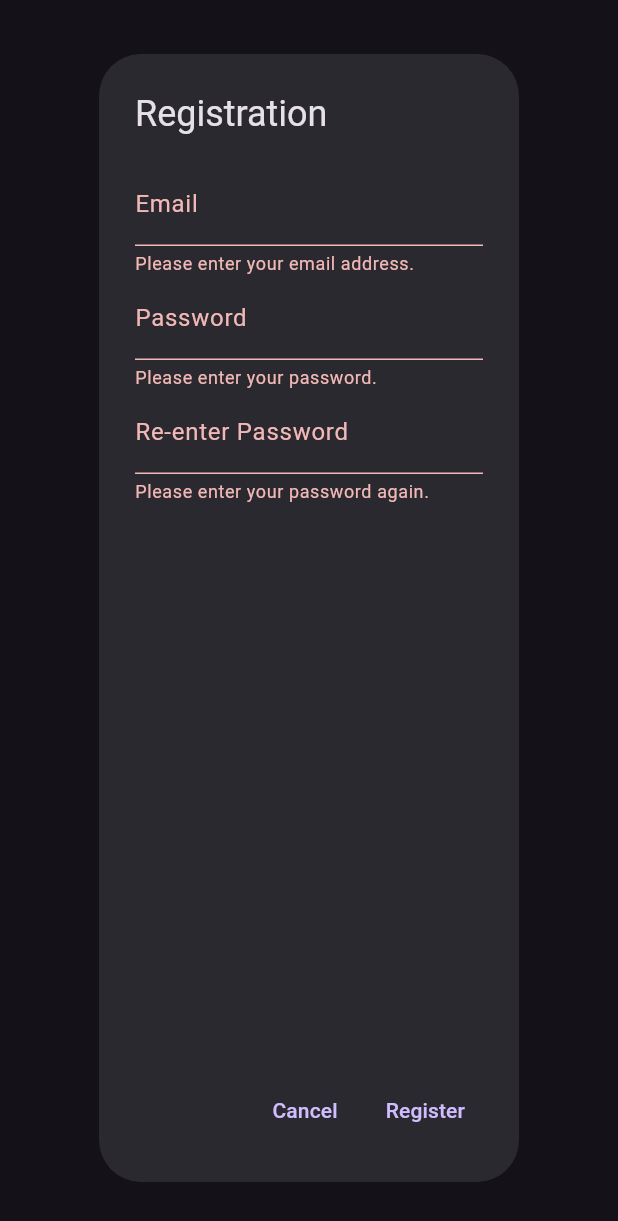
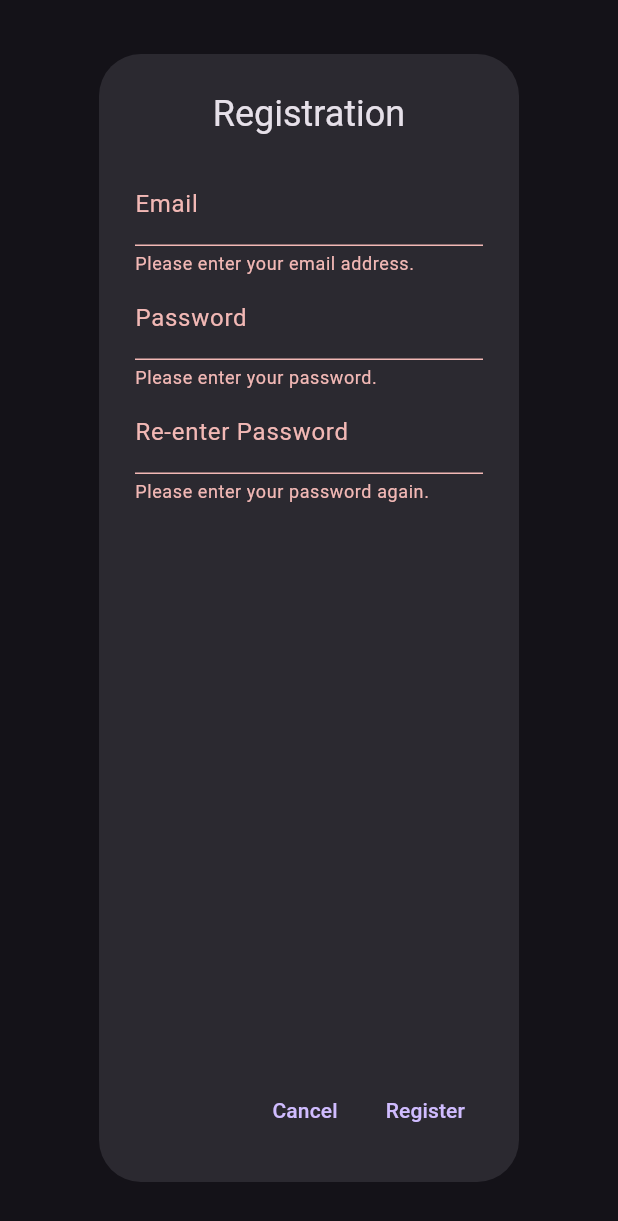
Before and after one commit to pranavpharer/designimp_proj, a Flutter app: the RegistrationPopup widget shown alone on an empty page, opened directly, after a tap on "Register", on a phone screen of 412 x 824 dp. Shown: the top 1221 px of the screen. Run offline on Flutter 3.47's test engine with Material 3 defaults, Android fonts, the phone set to English and light mode, and no system bars; our stand-ins replace firebase_auth, firebase_core; accounts and stored records are empty; network calls fail.

Commit message:
minor fixes in registration dialog

```diff
--- a/lib/Widgets/popupreg.dart
+++ b/lib/Widgets/popupreg.dart
@@ -1,7 +1,8 @@
 import 'package:flutter/material.dart';
+import 'package:firebase_auth/firebase_auth.dart';
+
 class RegistrationPopup extends StatefulWidget {
-  const RegistrationPopup({Key? key}) : super(key: key);
-
+  const RegistrationPopup({super.key});
   @override
   State<RegistrationPopup> createState() => _RegistrationPopupState();
 }
@@ -9,25 +10,35 @@ class RegistrationPopup extends StatefulWidget {
 class _RegistrationPopupState extends State<RegistrationPopup> {
   final _formKey = GlobalKey<FormState>();
   ValueNotifier<String?> passwordNotifier = ValueNotifier('');
+  final _passwordController = TextEditingController();
+  final _emailController = TextEditingController();
+  @override
+  void dispose(){
+    _emailController.dispose();
+    _passwordController.dispose();
+    super.dispose();
+  }
   @override
   Widget build(BuildContext context) {
-    return Padding(padding: const EdgeInsets.all( 12),
+    return Padding(padding: const EdgeInsets.all(12),
     child: AlertDialog(
-      title: const Text('Registration'),
+      title: const Text(
+        'Registration',
+          textAlign: TextAlign.center,
+          ),
       content: Form(
         key: _formKey,
         child: Column(
           mainAxisSize: MainAxisSize.max,
           children: [
             TextFormField(
+              controller: _emailController,
               decoration: const InputDecoration(
                 labelText: 'Email',
               ),
               validator: (value) {
                 if (value!.isEmpty) {
-                  return
-
-'Please enter your email address.';
+                 return 'Please enter your email address.';
                 }
 
                 final regex = RegExp(r'^[a-zA-Z0-9.!#$%&''*+/=?^_`{|}~-]+@[a-zA-Z0-9-]+(?:\.[a-zA-Z0-9-]+)*\$');
@@ -43,6 +54,7 @@ class _RegistrationPopupState extends State<RegistrationPopup> {
               decoration: const InputDecoration(
                 labelText: 'Password',
               ),
+              controller: _passwordController,
               validator: (value) {
                 if (value!.isEmpty) {
                   return 'Please enter your password.';
@@ -85,9 +97,13 @@ class _RegistrationPopupState extends State<RegistrationPopup> {
           child: const Text('Cancel'),
         ),
         TextButton(
-          onPressed: () {
+          onPressed: () async{
             if (_formKey.currentState!.validate()) {
               // Submit the form here
+              await FirebaseAuth.instance.createUserWithEmailAndPassword(
+                email: _emailController.text,
+                password: _passwordController.text
+                );
             }
           },
           child: const Text('Register'),
```
Also changed, not shown: lib/Widgets/image_widget.dart (+4 -6 lines).
